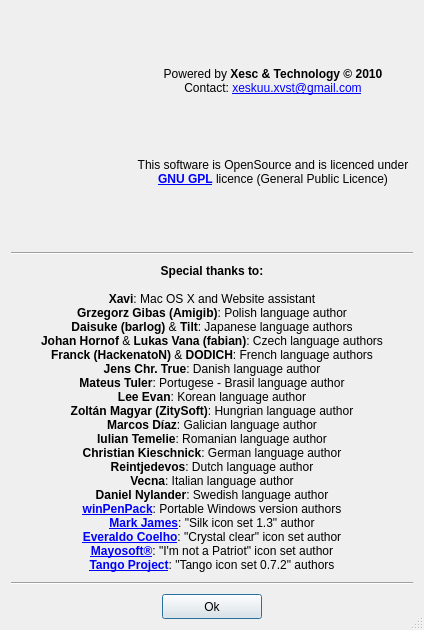
This is ui/credits.ui in ckorn/xvst as Qt 5 draws it before an edit. The edited form follows.
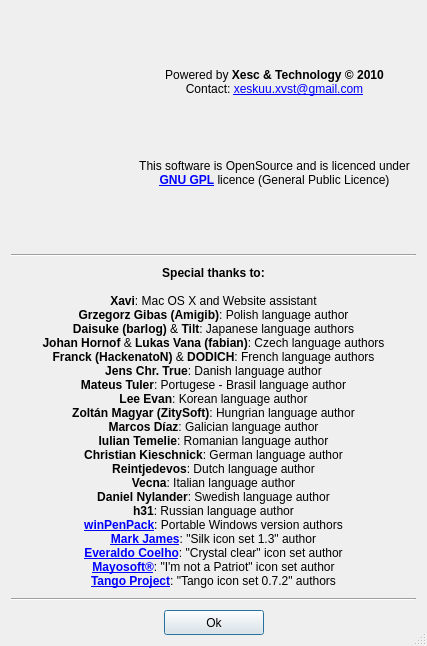
This is the edited form. Icons and pictures are not drawn.

Commit message: - Added the russian author

Patch:
```diff
--- a/ui/credits.ui
+++ b/ui/credits.ui
@@ -9,8 +9,8 @@
    <rect>
     <x>0</x>
     <y>0</y>
-    <width>424</width>
-    <height>630</height>
+    <width>427</width>
+    <height>646</height>
    </rect>
   </property>
   <property name="windowTitle">
@@ -128,7 +128,7 @@
    <item row="2" column="0" colspan="3">
     <widget class="QLabel" name="lblCredits">
      <property name="text">
-      <string notr="true">&lt;b&gt;Special thanks to:&lt;/b&gt;&lt;br&gt;&lt;br&gt;&lt;b&gt;Xavi&lt;/b&gt;: Mac OS X and Website assistant&lt;br&gt;&lt;b&gt;Grzegorz Gibas (Amigib)&lt;/b&gt;: Polish language author&lt;br&gt;&lt;b&gt;Daisuke (barlog)&lt;/b&gt;  &amp;amp; &lt;b&gt;Tilt&lt;/b&gt;: Japanese language authors&lt;br&gt;&lt;b&gt;Johan Hornof&lt;/b&gt;  &amp;amp; &lt;b&gt;Lukas Vana (fabian)&lt;/b&gt;: Czech language authors&lt;br&gt;&lt;b&gt;Franck (HackenatoN)&lt;/b&gt;  &amp;amp; &lt;b&gt;DODICH&lt;/b&gt;: French language authors&lt;br&gt;&lt;b&gt;Jens Chr. True&lt;/b&gt;: Danish language author&lt;br&gt;&lt;b&gt;Mateus Tuler&lt;/b&gt;: Portugese - Brasil language author&lt;br&gt;&lt;b&gt;Lee Evan&lt;/b&gt;: Korean language author&lt;br&gt;&lt;b&gt;Zoltán Magyar (ZitySoft)&lt;/b&gt;: Hungrian language author&lt;br&gt;&lt;b&gt;Marcos Díaz&lt;/b&gt;: Galician language author&lt;br&gt;&lt;b&gt;Iulian Temelie&lt;/b&gt;: Romanian language author&lt;br&gt;&lt;b&gt;Christian Kieschnick&lt;/b&gt;: German language author&lt;br&gt;&lt;b&gt;Reintjedevos&lt;/b&gt;: Dutch language author&lt;br&gt;&lt;b&gt;Vecna&lt;/b&gt;: Italian language author&lt;br&gt;&lt;b&gt;Daniel Nylander&lt;/b&gt;: Swedish language author&lt;br&gt;&lt;b&gt;&lt;a href=&quot;http://www.winpenpack.com/main/news.php&quot;&gt;winPenPack&lt;/a&gt;&lt;/b&gt;: Portable Windows version authors&lt;br&gt;&lt;b&gt;&lt;a href=&quot;http://www.famfamfam.com/&quot;&gt;Mark James&lt;/a&gt;&lt;/b&gt;: &quot;Silk icon set 1.3&quot; author&lt;br&gt;&lt;b&gt;&lt;a href=&quot;http://www.everaldo.com/&quot;&gt;Everaldo Coelho&lt;/a&gt;&lt;/b&gt;: &quot;Crystal clear&quot; icon set author&lt;br&gt;&lt;b&gt;&lt;a href=&quot;http://mayosoft.com.mx/studios/&quot;&gt;Mayosoft®&lt;/a&gt;&lt;/b&gt;: &quot;I'm not a Patriot&quot; icon set author&lt;br&gt;&lt;b&gt;&lt;a href=&quot;http://tango-project.org/&quot;&gt;Tango Project&lt;/a&gt;&lt;/b&gt;: &quot;Tango icon set 0.7.2&quot; authors</string>
+      <string notr="true">&lt;b&gt;Special thanks to:&lt;/b&gt;&lt;br&gt;&lt;br&gt;&lt;b&gt;Xavi&lt;/b&gt;: Mac OS X and Website assistant&lt;br&gt;&lt;b&gt;Grzegorz Gibas (Amigib)&lt;/b&gt;: Polish language author&lt;br&gt;&lt;b&gt;Daisuke (barlog)&lt;/b&gt;  &amp;amp; &lt;b&gt;Tilt&lt;/b&gt;: Japanese language authors&lt;br&gt;&lt;b&gt;Johan Hornof&lt;/b&gt;  &amp;amp; &lt;b&gt;Lukas Vana (fabian)&lt;/b&gt;: Czech language authors&lt;br&gt;&lt;b&gt;Franck (HackenatoN)&lt;/b&gt;  &amp;amp; &lt;b&gt;DODICH&lt;/b&gt;: French language authors&lt;br&gt;&lt;b&gt;Jens Chr. True&lt;/b&gt;: Danish language author&lt;br&gt;&lt;b&gt;Mateus Tuler&lt;/b&gt;: Portugese - Brasil language author&lt;br&gt;&lt;b&gt;Lee Evan&lt;/b&gt;: Korean language author&lt;br&gt;&lt;b&gt;Zoltán Magyar (ZitySoft)&lt;/b&gt;: Hungrian language author&lt;br&gt;&lt;b&gt;Marcos Díaz&lt;/b&gt;: Galician language author&lt;br&gt;&lt;b&gt;Iulian Temelie&lt;/b&gt;: Romanian language author&lt;br&gt;&lt;b&gt;Christian Kieschnick&lt;/b&gt;: German language author&lt;br&gt;&lt;b&gt;Reintjedevos&lt;/b&gt;: Dutch language author&lt;br&gt;&lt;b&gt;Vecna&lt;/b&gt;: Italian language author&lt;br&gt;&lt;b&gt;Daniel Nylander&lt;/b&gt;: Swedish language author&lt;br&gt;&lt;b&gt;h31&lt;/b&gt;: Russian language author&lt;br&gt;&lt;b&gt;&lt;a href=&quot;http://www.winpenpack.com/main/news.php&quot;&gt;winPenPack&lt;/a&gt;&lt;/b&gt;: Portable Windows version authors&lt;br&gt;&lt;b&gt;&lt;a href=&quot;http://www.famfamfam.com/&quot;&gt;Mark James&lt;/a&gt;&lt;/b&gt;: &quot;Silk icon set 1.3&quot; author&lt;br&gt;&lt;b&gt;&lt;a href=&quot;http://www.everaldo.com/&quot;&gt;Everaldo Coelho&lt;/a&gt;&lt;/b&gt;: &quot;Crystal clear&quot; icon set author&lt;br&gt;&lt;b&gt;&lt;a href=&quot;http://mayosoft.com.mx/studios/&quot;&gt;Mayosoft®&lt;/a&gt;&lt;/b&gt;: &quot;I'm not a Patriot&quot; icon set author&lt;br&gt;&lt;b&gt;&lt;a href=&quot;http://tango-project.org/&quot;&gt;Tango Project&lt;/a&gt;&lt;/b&gt;: &quot;Tango icon set 0.7.2&quot; authors</string>
      </property>
      <property name="alignment">
       <set>Qt::AlignCenter</set>
```
